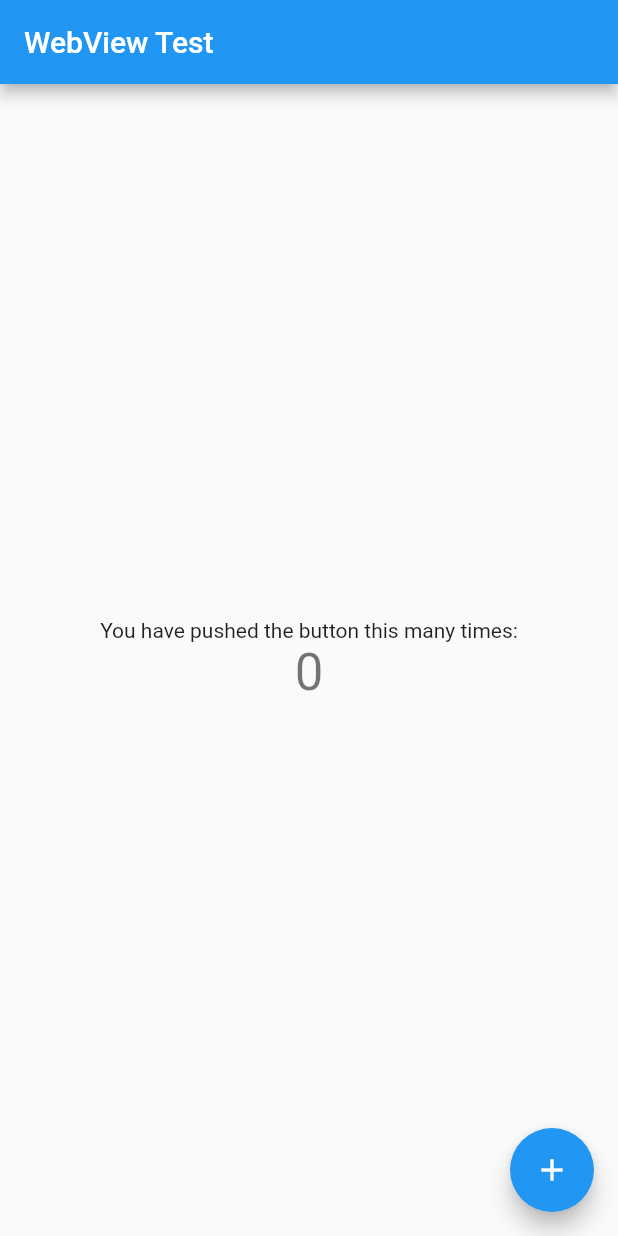
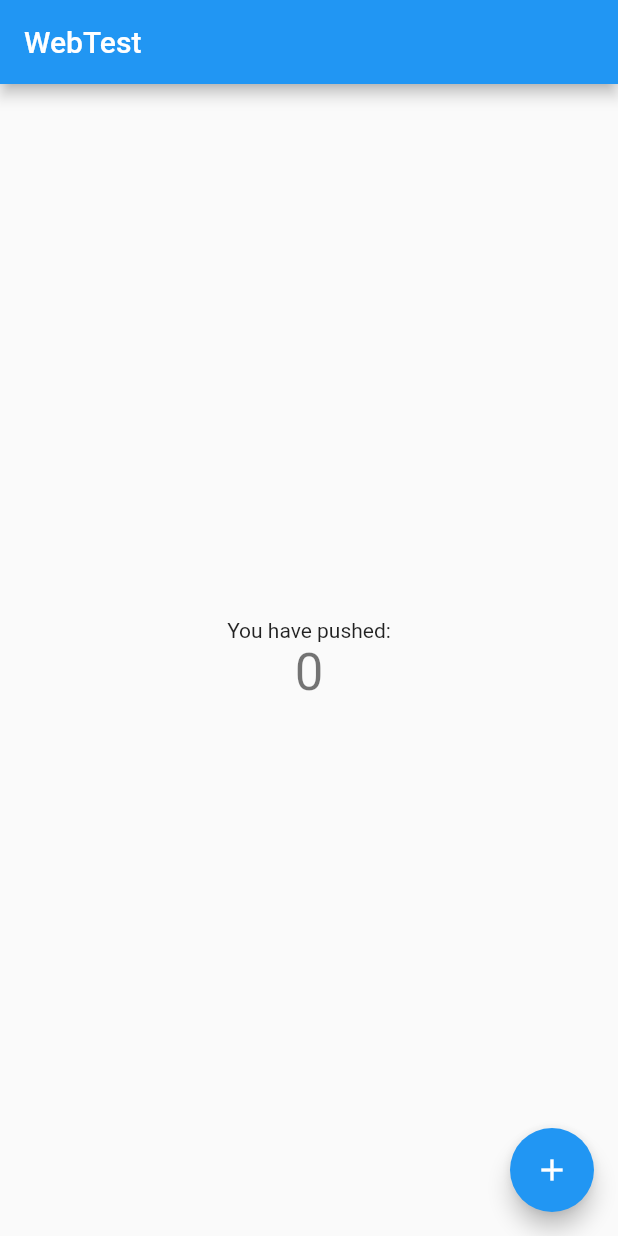
Before and after one commit to L-meck/web, a Flutter app: the screen it shows after launch, on a phone screen of 412 x 824 dp. Run offline on Flutter 3.47's test engine with Material 2 defaults, Android fonts, the phone set to English and light mode, and no system bars.

```diff
--- a/lib/main.dart
+++ b/lib/main.dart
@@ -11,11 +11,11 @@ class MyApp extends StatelessWidget {
   @override
   Widget build(BuildContext context) {
     return MaterialApp(
-      title: 'WebView Test',
+      title: 'WebTest',
       theme: ThemeData(
         primarySwatch: Colors.blue,
       ),
-      home: const MyHomePage(title: 'WebView Test'),
+      home: const MyHomePage(title: 'WebTest'),
     );
   }
 }
@@ -48,7 +48,7 @@ class _MyHomePageState extends State<MyHomePage> {
           mainAxisAlignment: MainAxisAlignment.center,
           children: <Widget>[
             const Text(
-              'You have pushed the button this many times:',
+              'You have pushed:',
             ),
             Text(
               '$_counter',
```
